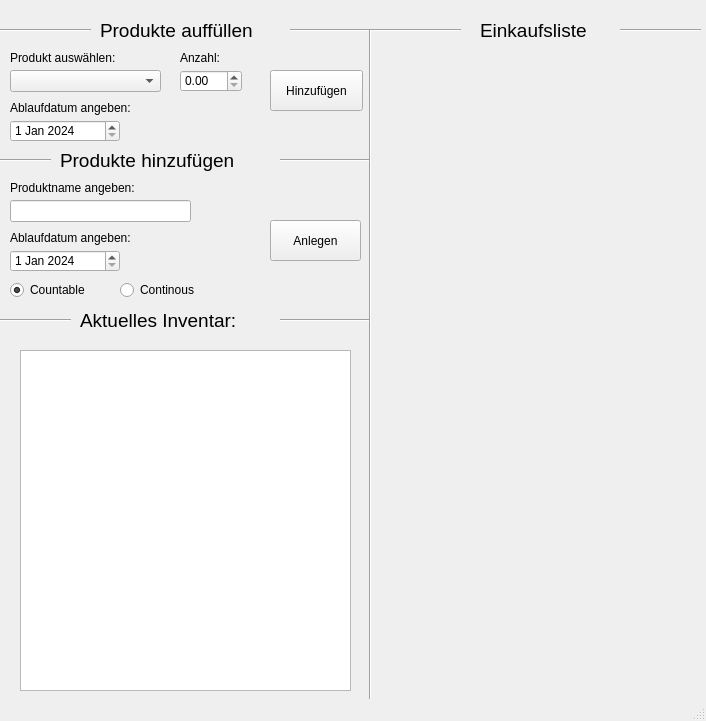
This is src/Einkaufsmanagement.ui in smigalski/iFridge as Qt 5 draws it before an edit. The edited form follows.
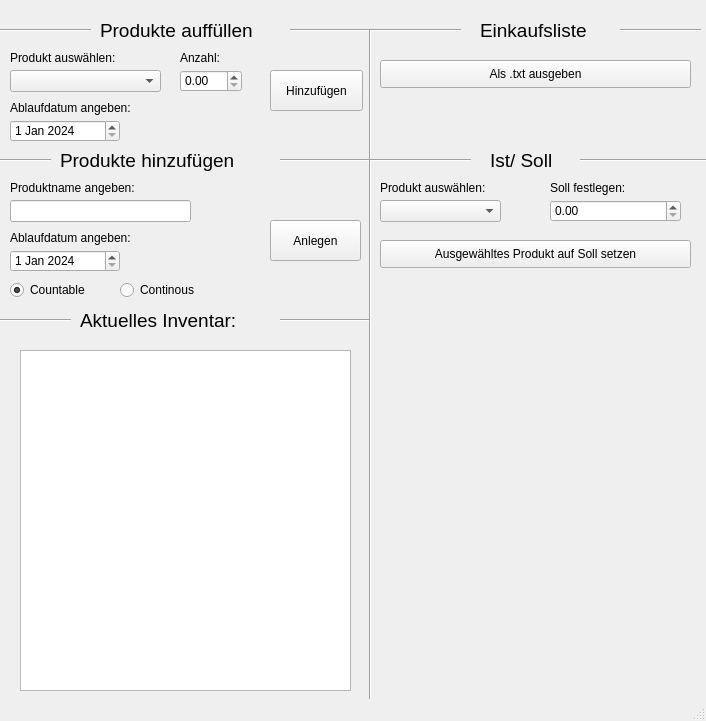
This is the edited form.

Commit message: [A1.2.1]: Einkaufsmanagement GUI verändert (neue Buttons für Ist/Soll Verwaltung und sinvolle Elementbenennung)

Patch:
```diff
--- a/src/Einkaufsmanagement.ui
+++ b/src/Einkaufsmanagement.ui
@@ -403,6 +403,122 @@
      <enum>Qt::Horizontal</enum>
     </property>
    </widget>
+   <widget class="QPushButton" name="pushButton_EinkaufslisteAusgabe">
+    <property name="geometry">
+     <rect>
+      <x>380</x>
+      <y>60</y>
+      <width>311</width>
+      <height>28</height>
+     </rect>
+    </property>
+    <property name="text">
+     <string>Als .txt ausgeben</string>
+    </property>
+   </widget>
+   <widget class="Line" name="line_10">
+    <property name="geometry">
+     <rect>
+      <x>370</x>
+      <y>150</y>
+      <width>101</width>
+      <height>21</height>
+     </rect>
+    </property>
+    <property name="orientation">
+     <enum>Qt::Horizontal</enum>
+    </property>
+   </widget>
+   <widget class="QLabel" name="label_10">
+    <property name="geometry">
+     <rect>
+      <x>490</x>
+      <y>140</y>
+      <width>201</width>
+      <height>41</height>
+     </rect>
+    </property>
+    <property name="font">
+     <font>
+      <pointsize>14</pointsize>
+     </font>
+    </property>
+    <property name="text">
+     <string>Ist/ Soll</string>
+    </property>
+   </widget>
+   <widget class="Line" name="line_11">
+    <property name="geometry">
+     <rect>
+      <x>580</x>
+      <y>150</y>
+      <width>131</width>
+      <height>21</height>
+     </rect>
+    </property>
+    <property name="orientation">
+     <enum>Qt::Horizontal</enum>
+    </property>
+   </widget>
+   <widget class="QComboBox" name="comboBox_IstSoll_Produktauswahl">
+    <property name="geometry">
+     <rect>
+      <x>380</x>
+      <y>200</y>
+      <width>121</width>
+      <height>22</height>
+     </rect>
+    </property>
+   </widget>
+   <widget class="QLabel" name="label_11">
+    <property name="geometry">
+     <rect>
+      <x>380</x>
+      <y>180</y>
+      <width>131</width>
+      <height>16</height>
+     </rect>
+    </property>
+    <property name="text">
+     <string>Produkt auswählen:</string>
+    </property>
+   </widget>
+   <widget class="QDoubleSpinBox" name="doubleSpinBox_IstSoll_SollFestlegen">
+    <property name="geometry">
+     <rect>
+      <x>550</x>
+      <y>200</y>
+      <width>131</width>
+      <height>22</height>
+     </rect>
+    </property>
+   </widget>
+   <widget class="QLabel" name="label_12">
+    <property name="geometry">
+     <rect>
+      <x>550</x>
+      <y>180</y>
+      <width>111</width>
+      <height>16</height>
+     </rect>
+    </property>
+    <property name="text">
+     <string>Soll festlegen:</string>
+    </property>
+   </widget>
+   <widget class="QPushButton" name="pushButton_IstSoll_AufSollSetzen">
+    <property name="geometry">
+     <rect>
+      <x>380</x>
+      <y>240</y>
+      <width>311</width>
+      <height>28</height>
+     </rect>
+    </property>
+    <property name="text">
+     <string>Ausgewähltes Produkt auf Soll setzen</string>
+    </property>
+   </widget>
   </widget>
   <widget class="QStatusBar" name="statusbar"/>
  </widget>
```
Left out of the diff: 20 changed lines with no effect on the pictures.
